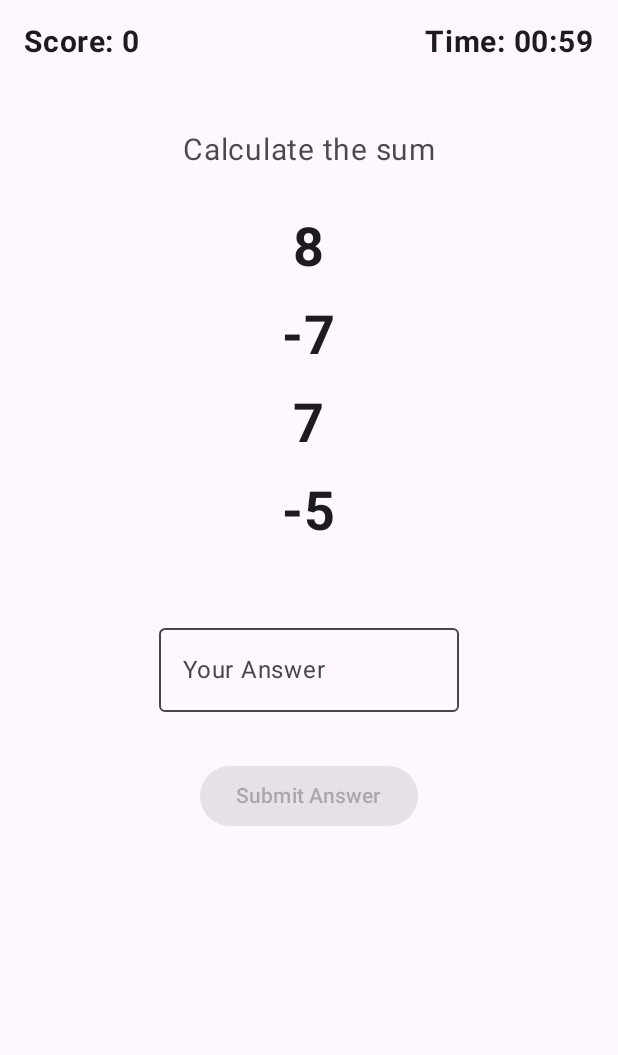
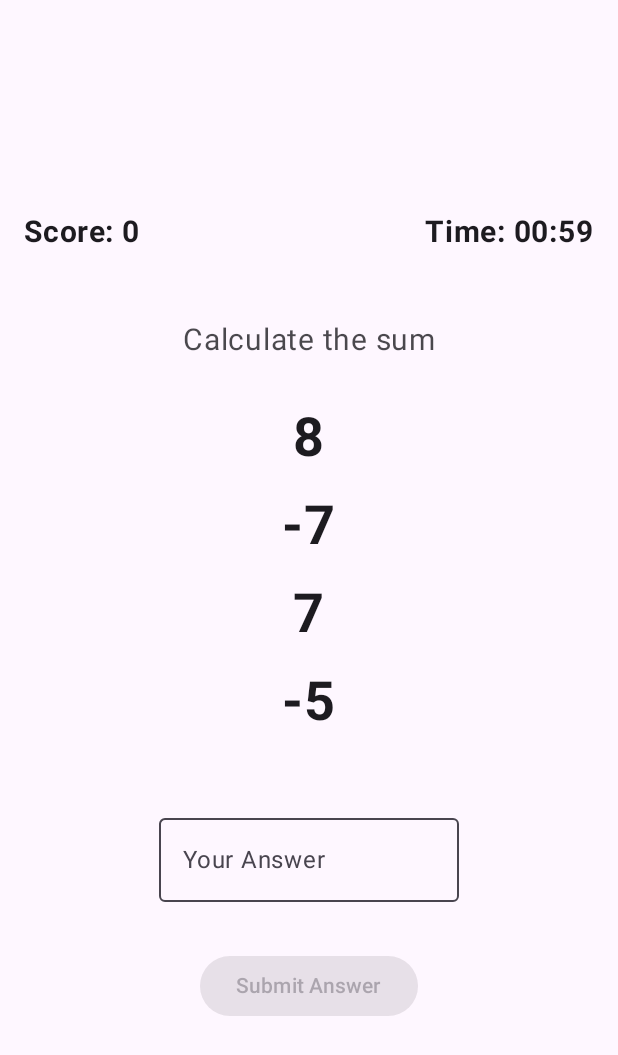
Before and after one commit to 29jadhav/AbacusActivity, an Android app built with Jetpack Compose: the screen it shows after launch (MainActivity), after a tap on "1 min", on a phone screen of 412 x 824 dp. Shown: the top 1055 px of the screen. Run offline under Robolectric (Android 15) with nearby library versions, the phone set to English and light mode, and no system bars.

```diff
--- a/app/src/main/java/com/vivek/abacusactivity/screens/components/ScreenTitle.kt
+++ b/app/src/main/java/com/vivek/abacusactivity/screens/components/ScreenTitle.kt
@@ -7,6 +7,7 @@ import androidx.compose.ui.text.font.FontWeight
 import androidx.compose.ui.unit.sp
 import androidx.compose.material3.Text
 import androidx.compose.ui.Modifier
+import com.vivek.abacusactivity.ui.theme.Dimens
 
 // ...
 
@@ -14,7 +15,7 @@ import androidx.compose.ui.Modifier
 fun ScreenTitle(text: String, modifier: Modifier = Modifier) {
     Text(
         text = text,
-        fontSize = 28.sp,
+        fontSize = Dimens.FontSizeExtraLarge,
         fontWeight = FontWeight.Bold,
         modifier = modifier
     )
--- a/app/src/main/java/com/vivek/abacusactivity/screens/game/GameActiveScreen.kt
+++ b/app/src/main/java/com/vivek/abacusactivity/screens/game/GameActiveScreen.kt
@@ -5,9 +5,11 @@ import androidx.compose.animation.slideInVertically
 import androidx.compose.animation.slideOutVertically
 import androidx.compose.animation.togetherWith
 import androidx.compose.foundation.layout.Arrangement
+import androidx.compose.foundation.layout.Box
 import androidx.compose.foundation.layout.Column
 import androidx.compose.foundation.layout.Row
 import androidx.compose.foundation.layout.Spacer
+import androidx.compose.foundation.layout.fillMaxSize
 import androidx.compose.foundation.layout.fillMaxWidth
 import androidx.compose.foundation.layout.height
 import androidx.compose.foundation.layout.padding
@@ -26,19 +28,44 @@ import androidx.compose.runtime.remember
 import androidx.compose.runtime.setValue
 import androidx.compose.ui.Alignment
 import androidx.compose.ui.Modifier
-import androidx.compose.ui.graphics.Color
 import androidx.compose.ui.res.stringResource
-import androidx.compose.ui.semantics.error
 import androidx.compose.ui.text.font.FontWeight
 import androidx.compose.ui.text.input.KeyboardType
-import androidx.compose.ui.unit.dp
-import androidx.compose.ui.unit.sp
 import com.vivek.abacusactivity.R
-import com.vivek.abacusactivity.screens.game.GameEvent
 import com.vivek.abacusactivity.ui.theme.AppTheme
+import com.vivek.abacusactivity.ui.theme.Dimens
+import com.vivek.abacusactivity.utils.Constants
 
 @Composable
 fun GameActiveScreen(
+    modifier: Modifier,
+    uiState: GameUiState,
+    onEvent: (GameEvent) -> Unit
+) {
+    Box(
+        modifier = modifier.fillMaxSize(),
+        contentAlignment = Alignment.Center
+    ) {
+        // Layer 1: The active game content is always at the bottom.
+        // It will be visible whether the game is active or paused.
+        ActiveGameContent(
+            modifier = Modifier, // The Box handles the main modifier now
+            uiState = uiState,
+            onEvent = onEvent
+        )
+
+        // Layer 2: The PausedScreen overlay, shown only when the game is paused.
+        if (uiState.gameState == GameState.PAUSED) {
+            PausedScreen(
+                modifier,
+                onResume = { onEvent(GameEvent.ResumeGame) }
+            )
+        }
+    }
+}
+
+@Composable
+fun ActiveGameContent(
     modifier: Modifier,
     uiState: GameUiState,
     onEvent: (GameEvent) -> Unit
@@ -49,11 +76,10 @@ fun GameActiveScreen(
     val defaultTextColor = MaterialTheme.colorScheme.onSurface
     val warningColor = AppTheme.customColors.error // Use the theme-aware error color
 
-
     Column(
         modifier = modifier
             .fillMaxWidth()
-            .padding(16.dp),
+            .padding(Dimens.SpacingMedium),
         horizontalAlignment = Alignment.CenterHorizontally
     ) {
         Row(
@@ -62,29 +88,29 @@ fun GameActiveScreen(
         ) {
             Text(
                 text = stringResource(R.string.score_label, uiState.score),
-                fontSize = 20.sp,
+                fontSize = Dimens.FontSizeMedium,
                 fontWeight = FontWeight.Bold,
                 color = defaultTextColor
             )
             Text(
                 text = stringResource(
                     R.string.time_label,
-                    uiState.timeRemaining / 60,
-                    uiState.timeRemaining % 60
+                    uiState.timeRemaining / Constants.SECONDS_IN_MINUTE,
+                    uiState.timeRemaining % Constants.SECONDS_IN_MINUTE
                 ),
-                fontSize = 20.sp,
+                fontSize = Dimens.FontSizeMedium,
                 fontWeight = FontWeight.Bold,
                 color = if (uiState.isTimeWarning) warningColor else defaultTextColor
             )
         }
 
-        Spacer(modifier = Modifier.height(48.dp))
+        Spacer(modifier = Modifier.height(Dimens.SpacingDoubleExtraLarge))
         Text(
             text = stringResource(R.string.calculate_the_sum),
-            fontSize = 20.sp,
-            color = defaultTextColor.copy(alpha = 0.8f)
+            fontSize = Dimens.FontSizeMedium,
+            color = defaultTextColor.copy(alpha = Dimens.ALPHA_MEDIUM)
         )
-        Spacer(modifier = Modifier.height(32.dp))
+        Spacer(modifier = Modifier.height(Dimens.SpacingExtraLarge))
 
         AnimatedContent(
             targetState = problem,
@@ -96,20 +122,20 @@ fun GameActiveScreen(
             }
         ) { currentProblem ->
             Column(
-                verticalArrangement = Arrangement.spacedBy(16.dp),
+                verticalArrangement = Arrangement.spacedBy(Dimens.SpacingMedium),
                 horizontalAlignment = Alignment.CenterHorizontally
             ) {
                 currentProblem.numbers.forEach { number ->
                     Text(
                         text = number.toString(),
-                        fontSize = 36.sp,
+                        fontSize = Dimens.FontSizeTitle,
                         fontWeight = FontWeight.Bold,
                         color = defaultTextColor
                     )
                 }
             }
         }
-        Spacer(modifier = Modifier.height(48.dp))
+        Spacer(modifier = Modifier.height(Dimens.SpacingDoubleExtraLarge))
         OutlinedTextField(
             value = userAnswer,
             onValueChange = { userAnswer = it },
@@ -120,7 +146,7 @@ fun GameActiveScreen(
                 userAnswer = "" // Clear field after submitting
             }),
             singleLine = true,
-            modifier = Modifier.width(200.dp),
+            modifier = Modifier.width(Dimens.InputFieldMedium),
             colors = TextFieldDefaults.colors(
                 focusedTextColor = MaterialTheme.colorScheme.onSurface,
                 unfocusedTextColor = MaterialTheme.colorScheme.onSurface,
@@ -129,7 +155,7 @@ fun GameActiveScreen(
                 cursorColor = MaterialTheme.colorScheme.primary
             )
         )
-        Spacer(modifier = Modifier.height(32.dp))
+        Spacer(modifier = Modifier.height(Dimens.SpacingExtraLarge))
         Button(
             onClick = {
                 onEvent(GameEvent.SubmitAnswer(userAnswer))
--- a/app/src/main/java/com/vivek/abacusactivity/screens/game/GameViewModel.kt
+++ b/app/src/main/java/com/vivek/abacusactivity/screens/game/GameViewModel.kt
@@ -22,7 +22,6 @@ class GameViewModel(
 
     private val _uiState = MutableStateFlow(GameUiState())
     val uiState = _uiState.asStateFlow()
-
     private var timerJob: Job? = null
 
     init {
@@ -34,7 +33,6 @@ class GameViewModel(
             onEvent(GameEvent.PauseGame)
         }
     }
-
 
     /**
      * The single entry point for all UI events.
--- a/app/src/main/java/com/vivek/abacusactivity/screens/start/StartScreen.kt
+++ b/app/src/main/java/com/vivek/abacusactivity/screens/start/StartScreen.kt
@@ -5,7 +5,6 @@ import androidx.compose.foundation.layout.Column
 import androidx.compose.foundation.layout.Row
 import androidx.compose.foundation.layout.Spacer
 import androidx.compose.foundation.layout.fillMaxSize
-import androidx.compose.foundation.layout.fillMaxWidth
 import androidx.compose.foundation.layout.height
 import androidx.compose.foundation.layout.padding
 import androidx.compose.foundation.layout.width
@@ -16,20 +15,19 @@ import androidx.compose.material3.OutlinedTextField
 import androidx.compose.material3.Text
 import androidx.compose.material3.TextFieldDefaults
 import androidx.compose.runtime.Composable
+import androidx.compose.runtime.LaunchedEffect
 import androidx.compose.runtime.collectAsState
 import androidx.compose.runtime.getValue
-import androidx.compose.runtime.mutableStateOf
-import androidx.compose.runtime.remember
-import androidx.compose.runtime.setValue
 import androidx.compose.ui.Alignment
 import androidx.compose.ui.Modifier
 import androidx.compose.ui.res.stringResource
 import androidx.compose.ui.text.font.FontWeight
 import androidx.compose.ui.text.input.KeyboardType
-import androidx.compose.ui.unit.dp
-import androidx.compose.ui.unit.sp
 import androidx.lifecycle.viewmodel.compose.viewModel
 import com.vivek.abacusactivity.R
+import com.vivek.abacusactivity.ui.theme.Dimens
+import com.vivek.abacusactivity.utils.Constants
+import kotlinx.coroutines.flow.collectLatest
 
 @Composable
 fun StartScreen(
@@ -38,48 +36,52 @@ fun StartScreen(
     onStart: (Int) -> Unit
 ) {
     val uiState by startViewModel.uiState.collectAsState()
-
+    LaunchedEffect(Unit) {
+        startViewModel.navigationEvent.collectLatest { timeInSeconds ->
+            onStart(timeInSeconds)
+        }
+    }
     Column(
         horizontalAlignment = Alignment.CenterHorizontally,
         verticalArrangement = Arrangement.Center,
         modifier = modifier
             .fillMaxSize()
-            .padding(16.dp)
+            .padding(Dimens.SpacingMedium)
     ) {
         Text(
             stringResource(R.string.timed_challenge),
-            fontSize = 28.sp,
+            fontSize = Dimens.FontSizeExtraLarge,
             fontWeight = FontWeight.Bold,
             color = MaterialTheme.colorScheme.onSurface
         )
-        Spacer(modifier = Modifier.height(24.dp))
+        Spacer(modifier = Modifier.height(Dimens.SpacingLarge))
         Text(
             stringResource(R.string.choose_duration_minutes),
-            fontSize = 18.sp,
-            color = MaterialTheme.colorScheme.onSurface.copy(alpha = 0.8f)
+            fontSize = Dimens.FontSizeSmall,
+            color = MaterialTheme.colorScheme.onSurface.copy(alpha = Dimens.ALPHA_MEDIUM)
         )
-        Spacer(modifier = Modifier.height(16.dp))
+        Spacer(modifier = Modifier.height(Dimens.SpacingMedium))
 
         Row(
-            horizontalArrangement = Arrangement.spacedBy(8.dp),
-            modifier = Modifier.padding(horizontal = 16.dp)
+            horizontalArrangement = Arrangement.spacedBy(Dimens.SpacingSmall),
+            modifier = Modifier.padding(horizontal = Dimens.SpacingMedium)
         ) {
             uiState.predefinedTimes.forEach { time ->
                 Button(
-                    onClick = { onStart(time * 60) },
-                    modifier = Modifier.weight(1f)
+                    onClick = { onStart(time * Constants.SECONDS_IN_MINUTE) },
+                    modifier = Modifier.weight(Constants.FULL_LAYOUT_WEIGHT)
                 ) {
                     Text(stringResource(R.string.duration_minutes, time))
                 }
             }
         }
-        Spacer(modifier = Modifier.height(24.dp))
-        Text(stringResource(R.string.custom_time_minutes_label), fontSize = 18.sp)
-        Spacer(modifier = Modifier.height(16.dp))
+        Spacer(modifier = Modifier.height(Dimens.SpacingLarge))
+        Text(stringResource(R.string.custom_time_minutes_label), fontSize = Dimens.FontSizeSmall)
+        Spacer(modifier = Modifier.height(Dimens.SpacingMedium))
 
         Row(
             verticalAlignment = Alignment.CenterVertically,
-            horizontalArrangement = Arrangement.spacedBy(8.dp)
+            horizontalArrangement = Arrangement.spacedBy(Dimens.SpacingSmall)
         ) {
             OutlinedTextField(
                 value = uiState.customTimeInput,
@@ -87,7 +89,7 @@ fun StartScreen(
                 label = { Text(stringResource(R.string.minutes_input_label)) },
                 keyboardOptions = KeyboardOptions(keyboardType = KeyboardType.Number),
                 singleLine = true,
-                modifier = Modifier.width(120.dp),
+                modifier = Modifier.width(Dimens.InputFieldSmall),
                 colors = TextFieldDefaults.colors(
                     focusedTextColor = MaterialTheme.colorScheme.onSurface,
                     unfocusedTextColor = MaterialTheme.colorScheme.onSurface,
@@ -97,8 +99,10 @@ fun StartScreen(
                 )
             )
             Button(
-                onClick = {  val time = uiState.customTimeInput.toIntOrNull() ?: 0
-                    onStart(time * 60) },
+                onClick = {
+                    val time = uiState.customTimeInput.toIntOrNull() ?: Constants.DEFAULT_TIME_VALUE
+                    onStart(time * Constants.SECONDS_IN_MINUTE)
+                },
                 enabled = uiState.isCustomTimeValid
             ) {
                 Text(stringResource(R.string.start_button))
--- /dev/null
+++ b/app/src/main/java/com/vivek/abacusactivity/ui/theme/Dimens.kt
@@ -0,0 +1,36 @@
+package com.vivek.abacusactivity.ui.theme
+
+import androidx.compose.ui.unit.dp
+import androidx.compose.ui.unit.sp
+
+/**
+ * A central object to hold dimensions, typography sizes, and other UI constants
+ * used throughout the app. This promotes a consistent design system and makes
+ * UI tweaks easier.
+ */
+object Dimens {
+
+    // === Spacing & Padding ===
+    val SpacingSmall = 8.dp
+    val SpacingMedium = 16.dp
+    val SpacingLarge = 24.dp
+    val SpacingExtraLarge = 32.dp
+    val SpacingDoubleExtraLarge = 48.dp
+
+    // === Component Sizes ===
+    val InputFieldSmall = 120.dp
+    val InputFieldMedium = 200.dp
+
+    // === Font Sizes ===
+    val FontSizeSmall = 18.sp
+    val FontSizeMedium = 20.sp
+    val FontSizeMediumLarge = 22.sp
+    val FontSizeLarge = 24.sp
+    val FontSizeExtraLarge = 28.sp
+    val FontSizeTitle = 36.sp
+    val FontSizeDisplay = 60.sp
+
+    // === Opacity ===
+    const val ALPHA_MEDIUM = 0.8f
+    const val ALPHA_LOW = 0.6f
+}
```
Also changed, not shown: app/src/main/java/com/vivek/abacusactivity/screens/components/ResultRow.kt (+5 -7 lines), app/src/main/java/com/vivek/abacusactivity/screens/game/PausedScreen.kt (+6 -5 lines), app/src/main/java/com/vivek/abacusactivity/screens/result/QuizResultScreen.kt (+13 -14 lines), app/src/main/java/com/vivek/abacusactivity/screens/start/StartScreenEvent.kt (+9 -8 lines), app/src/main/java/com/vivek/abacusactivity/screens/start/StartViewModel.kt (+37 -14 lines), app/src/main/java/com/vivek/abacusactivity/utils/Constants.kt (added, +12 -0 lines).
